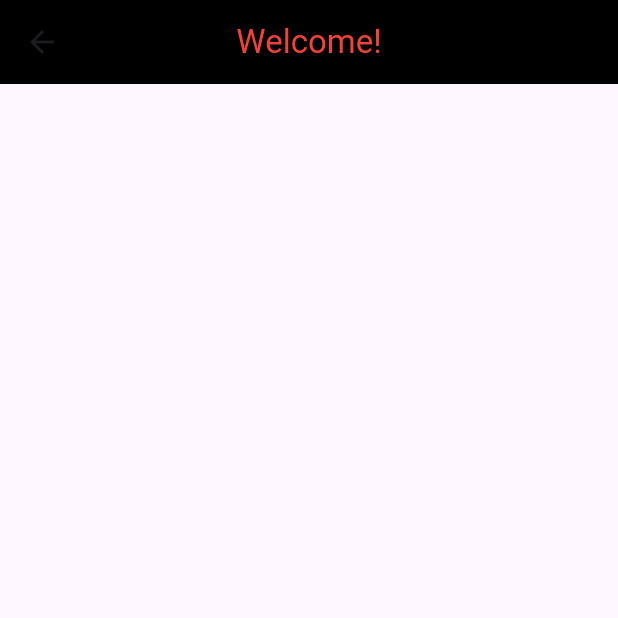
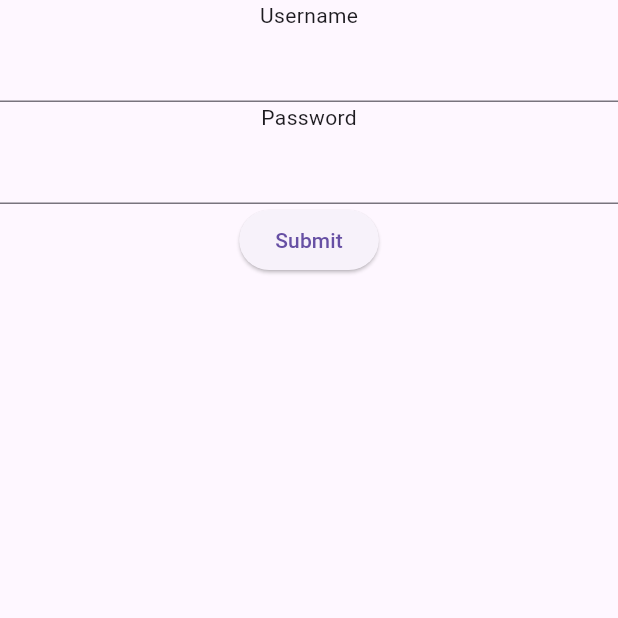
Before and after one commit to sariah-shoe/Hackathon-2025-Frontend, a Flutter app: the screen it shows after launch, after a tap on "Sign in", on a phone screen of 412 x 824 dp, the top half of it. Run offline on Flutter 3.47's test engine with Material 3 defaults, Android fonts, the light colour scheme and no system bars.

Commit message:
Completed login

```diff
--- a/serendipity_engine/lib/presentation/screens/login.dart
+++ b/serendipity_engine/lib/presentation/screens/login.dart
@@ -1,16 +1,73 @@
 import 'package:flutter/material.dart';
+import 'home.dart';
 
-class Login extends StatelessWidget {
+// Define a custom Form widget.
+class Login extends StatefulWidget {
   const Login({super.key});
 
   @override
+  LoginState createState() {
+    return LoginState();
+  }
+}
+
+// Define a corresponding State class.
+// This class holds data related to the form.
+class LoginState extends State<Login> {
+  // Create a global key that uniquely identifies the Form widget
+  // and allows validation of the form.
+  //
+  // Note: This is a `GlobalKey<FormState>`,
+  // not a GlobalKey<LoginState>.
+  final _formKey = GlobalKey<FormState>();
+
+  // Create a text controller and use it to retrieve the current value
+  // of the TextField.
+  final usernameController = TextEditingController();
+  final passwordController = TextEditingController();
+
+  @override
+  void dispose() {
+    // Clean up the controller when the widget is disposed.
+    usernameController.dispose();
+    passwordController.dispose();
+    super.dispose();
+  }
+
+  @override
   Widget build(BuildContext context) {
+    // Build a Form widget using the _formKey created above.
     return Scaffold(
-      appBar: AppBar(
-        title: Text('Welcome!', style: const TextStyle(color: Colors.red)),
-        centerTitle: true,
-        backgroundColor: Colors.black,
+    body: Form (
+      key: _formKey,
+      child: Column(
+        children: [
+          // Add TextFormFields and ElevatedButton here.
+          Text("Username"),
+          TextFormField(controller: usernameController),
+          Text("Password"),
+          TextFormField(controller: passwordController),
+          ElevatedButton(onPressed: (){
+            debugPrint("Username: ${usernameController.text} Password: ${passwordController.text}");
+            // showDialog(
+            //   context: context,
+            //   builder: (context) {
+            //   return AlertDialog(
+            //     // Retrieve the text that the user has entered by using the
+            //     // TextEditingController.
+            //     content: Text("Username: ${usernameController.text} Password: ${passwordController.text}"),
+            //   );
+            //   },
+            // );
+            Navigator.push(
+              context,
+              MaterialPageRoute(builder: (context) => const Home())
+            );
+          },
+          child: const Text("Submit"))
+        ],
       ),
+    )
     );
   }
 }
```
